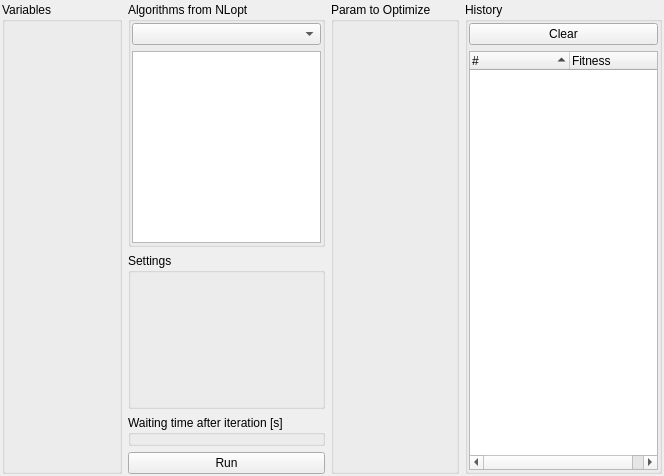
GaelReinaudi/LabExe, file src/LabExeOptimizing/GOptimizingWidget.ui: the form before one commit.
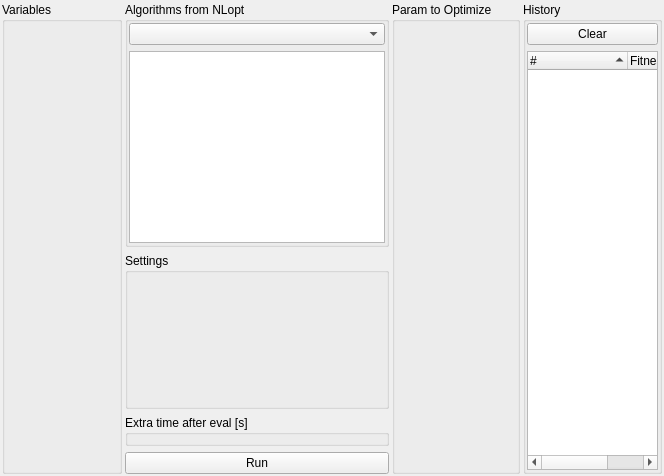
The form after the commit.

Patch:
```diff
--- a/src/LabExeOptimizing/GOptimizingWidget.ui
+++ b/src/LabExeOptimizing/GOptimizingWidget.ui
@@ -13,7 +13,10 @@
   <property name="windowTitle">
    <string>GOptimizingWidget</string>
   </property>
-  <layout class="QHBoxLayout" name="horizontalLayout">
+  <layout class="QHBoxLayout" name="horizontalLayout" stretch="5,0,0,10">
+   <property name="spacing">
+    <number>3</number>
+   </property>
    <property name="margin">
     <number>2</number>
    </property>
@@ -87,7 +90,7 @@
      <item>
       <widget class="QGroupBox" name="pWaitingTimeBox">
        <property name="title">
-        <string>Waiting time after iteration [s]</string>
+        <string>Extra time after eval [s]</string>
        </property>
        <layout class="QHBoxLayout" name="horizontalLayout_2">
         <property name="spacing">
```
